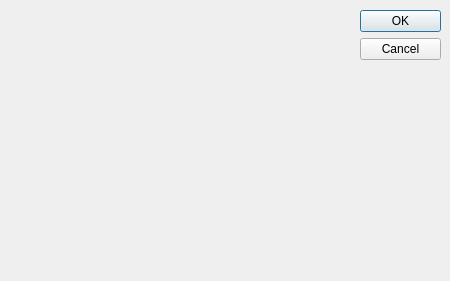
This is huggle/blockuser.ui in huggle/huggle3-qt-lx as Qt 5 draws it before an edit. The edited form follows.
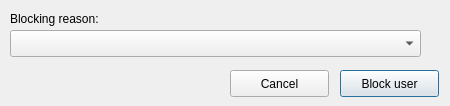
This is the edited form.

What changed in the file:
```diff
--- a/huggle/blockuser.ui
+++ b/huggle/blockuser.ui
@@ -7,26 +7,65 @@
     <x>0</x>
     <y>0</y>
     <width>450</width>
-    <height>281</height>
+    <height>106</height>
    </rect>
   </property>
   <property name="windowTitle">
    <string>Dialog</string>
   </property>
-  <widget class="QDialogButtonBox" name="buttonBox">
+  <widget class="QComboBox" name="comboBox">
    <property name="geometry">
     <rect>
-     <x>360</x>
+     <x>10</x>
+     <y>30</y>
+     <width>411</width>
+     <height>27</height>
+    </rect>
+   </property>
+  </widget>
+  <widget class="QLabel" name="label">
+   <property name="geometry">
+    <rect>
+     <x>10</x>
      <y>10</y>
-     <width>81</width>
-     <height>241</height>
+     <width>121</width>
+     <height>17</height>
     </rect>
    </property>
-   <property name="orientation">
-    <enum>Qt::Vertical</enum>
+   <property name="text">
+    <string>Blocking reason:</string>
    </property>
-   <property name="standardButtons">
-    <set>QDialogButtonBox::Cancel|QDialogButtonBox::Ok</set>
+  </widget>
+  <widget class="QPushButton" name="pushButton">
+   <property name="geometry">
+    <rect>
+     <x>340</x>
+     <y>70</y>
+     <width>99</width>
+     <height>27</height>
+    </rect>
+   </property>
+   <property name="text">
+    <string>Block user</string>
+   </property>
+   <property name="autoDefault">
+    <bool>true</bool>
+   </property>
+   <property name="default">
+    <bool>true</bool>
+   </property>
+  </widget>
+  <widget class="QPushButton" name="pushButton_2">
+   <property name="geometry">
+    <rect>
+     <x>230</x>
+     <y>70</y>
+     <width>99</width>
+     <height>27</height>
+    </rect>
+   </property>
+   <property name="text">
+    <string>Cancel</string>
    </property>
   </widget>
  </widget>
```
Left out of the diff: 35 changed lines with no effect on the pictures.
